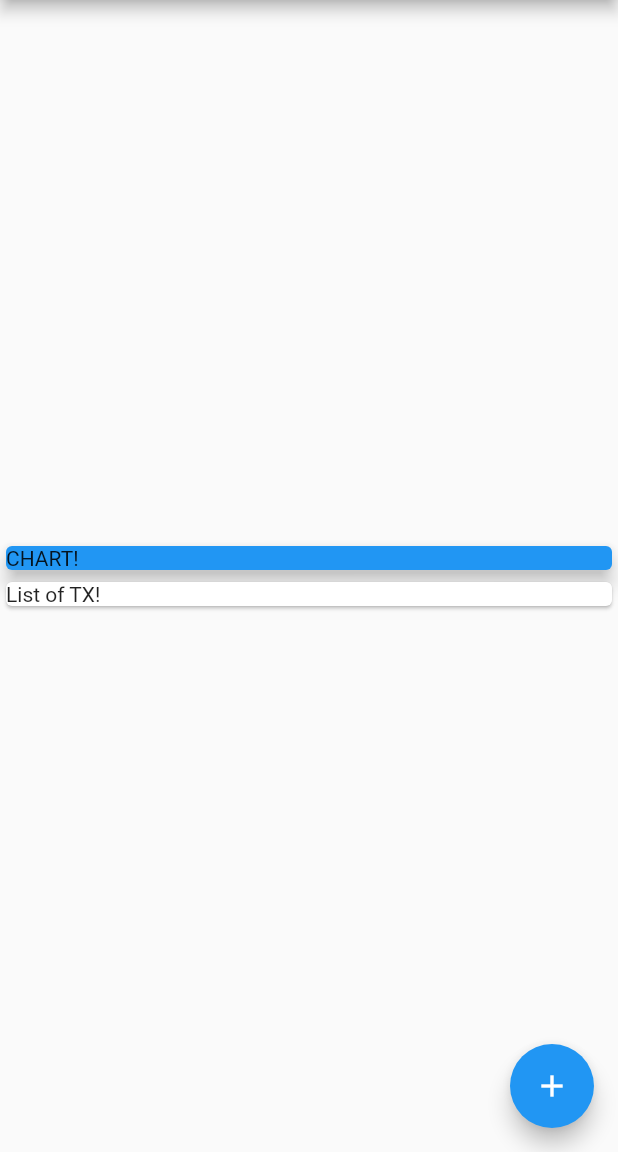
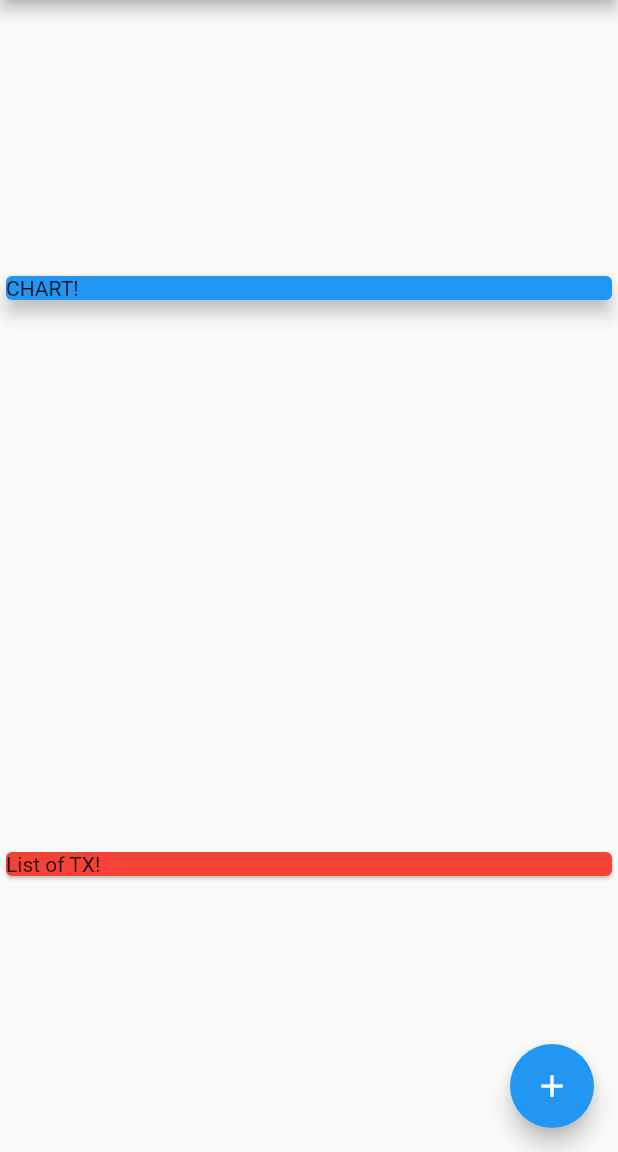
Before and after one commit to haidangngoc/expenses_planner, a Flutter app: the screen it shows after launch, on a phone screen of 412 x 824 dp, the part 84-1236 px from its top. Run offline on Flutter 3.47's test engine with Material 2 defaults, Android fonts, the phone set to English and light mode, and no system bars.

Commit message:
Column Alligment

```diff
--- a/lib/main.dart
+++ b/lib/main.dart
@@ -100,7 +100,8 @@ class _MyHomePageState extends State<MyHomePage> {
           // center the children vertically; the main axis here is the vertical
           // axis because Columns are vertical (the cross axis would be
           // horizontal).
-          mainAxisAlignment: MainAxisAlignment.center,
+          mainAxisAlignment: MainAxisAlignment.spaceAround,
+          crossAxisAlignment: CrossAxisAlignment.center,
           children: <Widget>[
             Card(
               color: Colors.blue,
@@ -113,6 +114,7 @@ class _MyHomePageState extends State<MyHomePage> {
             Container(
               width: double.infinity,
               child: Card(
+                color: Colors.red,
                 child: Text('List of TX!'),
               ),
             ),
```
